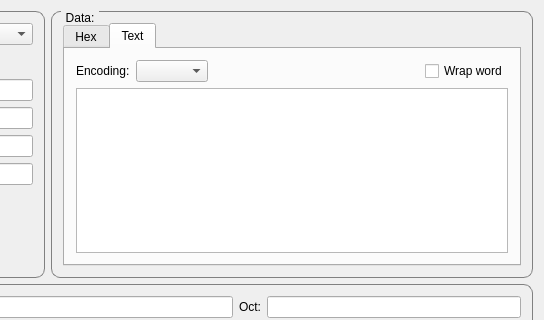
First picture: the form in mainwindow.ui, repository KoynovStas/QCRC_Calc, before the edit; both pictures show x 366 to 910 and y 0 to 320 of the 910 by 517 pixel window.
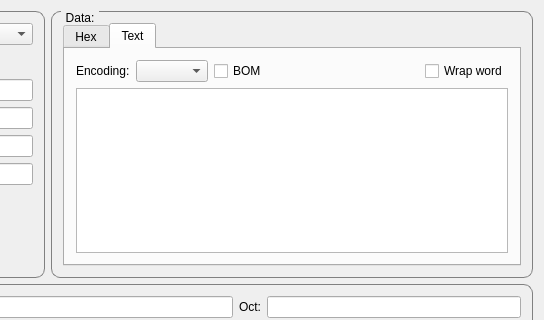
Second picture: the form after the edit. The open tabs and pages were chosen to show the change.

```diff
--- a/mainwindow.ui
+++ b/mainwindow.ui
@@ -390,6 +390,13 @@
                <item>
                 <widget class="QComboBox" name="Text_tab_Encoding_comboBox"/>
                </item>
+               <item>
+                <widget class="QCheckBox" name="Text_tab_BOM_checkBox">
+                 <property name="text">
+                  <string>BOM</string>
+                 </property>
+                </widget>
+               </item>
                <item>
                 <spacer name="horizontalSpacer_7">
                  <property name="orientation">
```
